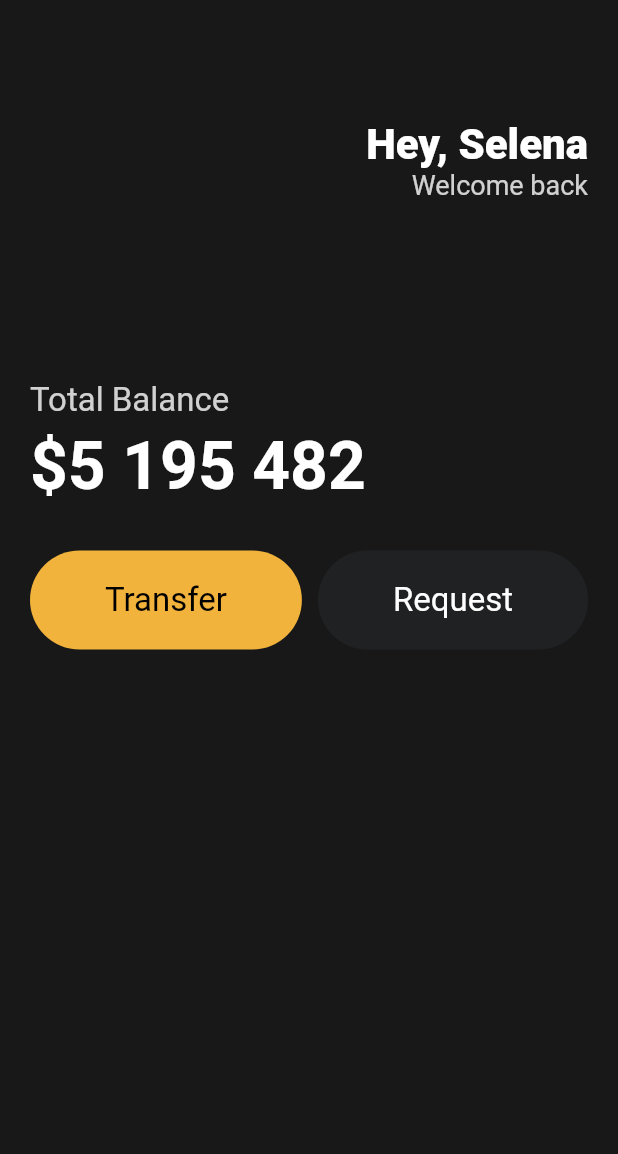
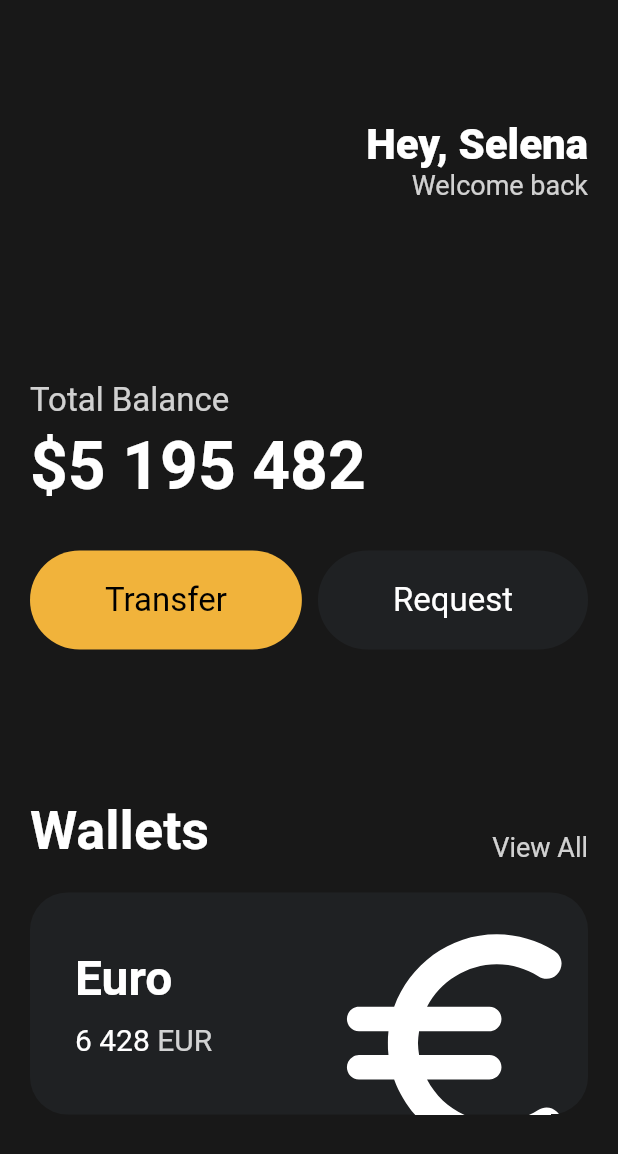
Before and after one commit to janehub/toonflix, a Flutter app: the screen it shows after launch, on a phone screen of 412 x 824 dp. Shown: the top 1154 px of the screen. Run offline on Flutter 3.47's test engine with Material 2 defaults, Android fonts, the phone set to English and light mode, and no system bars.

Commit message:
UI Cards

```diff
--- a/lib/main.dart
+++ b/lib/main.dart
@@ -93,6 +93,96 @@ class App extends StatelessWidget {
                         textColor: Colors.white),
                   ],
                 ),
+                SizedBox(
+                  height: 100,
+                ),
+                Row(
+                  crossAxisAlignment: CrossAxisAlignment.end,
+                  mainAxisAlignment: MainAxisAlignment.spaceBetween,
+                  children: [
+                    Text(
+                      'Wallets',
+                      style: TextStyle(
+                        color: Colors.white,
+                        fontSize: 36,
+                        fontWeight: FontWeight.w600,
+                      ),
+                    ),
+                    Text(
+                      'View All',
+                      style: TextStyle(
+                        color: Colors.white.withOpacity(0.8),
+                        fontSize: 18,
+                      ),
+                    ),
+                  ],
+                ),
+                SizedBox(
+                  height: 20,
+                ),
+                Container(
+                  clipBehavior: Clip.hardEdge,
+                  decoration: BoxDecoration(
+                    color: Color(0xFF1F2123),
+                    borderRadius: BorderRadius.circular(25),
+                  ),
+                  child: Padding(
+                    padding: const EdgeInsets.all(30),
+                    child: Row(
+                      mainAxisAlignment: MainAxisAlignment.spaceBetween,
+                      children: [
+                        Column(
+                          crossAxisAlignment: CrossAxisAlignment.start,
+                          children: [
+                            Text(
+                              'Euro',
+                              style: TextStyle(
+                                color: Colors.white,
+                                fontSize: 32,
+                                fontWeight: FontWeight.w600,
+                              ),
+                            ),
+                            SizedBox(
+                              height: 10,
+                            ),
+                            Row(
+                              children: [
+                                Text(
+                                  '6 428',
+                                  style: TextStyle(
+                                    color: Colors.white,
+                                    fontSize: 20,
+                                  ),
+                                ),
+                                SizedBox(
+                                  width: 5,
+                                ),
+                                Text(
+                                  'EUR',
+                                  style: TextStyle(
+                                    color: Colors.white.withOpacity(0.8),
+                                    fontSize: 20,
+                                  ),
+                                ),
+                              ],
+                            ),
+                          ],
+                        ),
+                        Transform.scale(
+                          scale: 2.2,
+                          child: Transform.translate(
+                            offset: Offset(-5, 12),
+                            child: Icon(
+                              Icons.euro_rounded,
+                              color: Colors.white,
+                              size: 88,
+                            ),
+                          ),
+                        ),
+                      ],
+                    ),
+                  ),
+                ),
               ],
             ),
           )),
```
